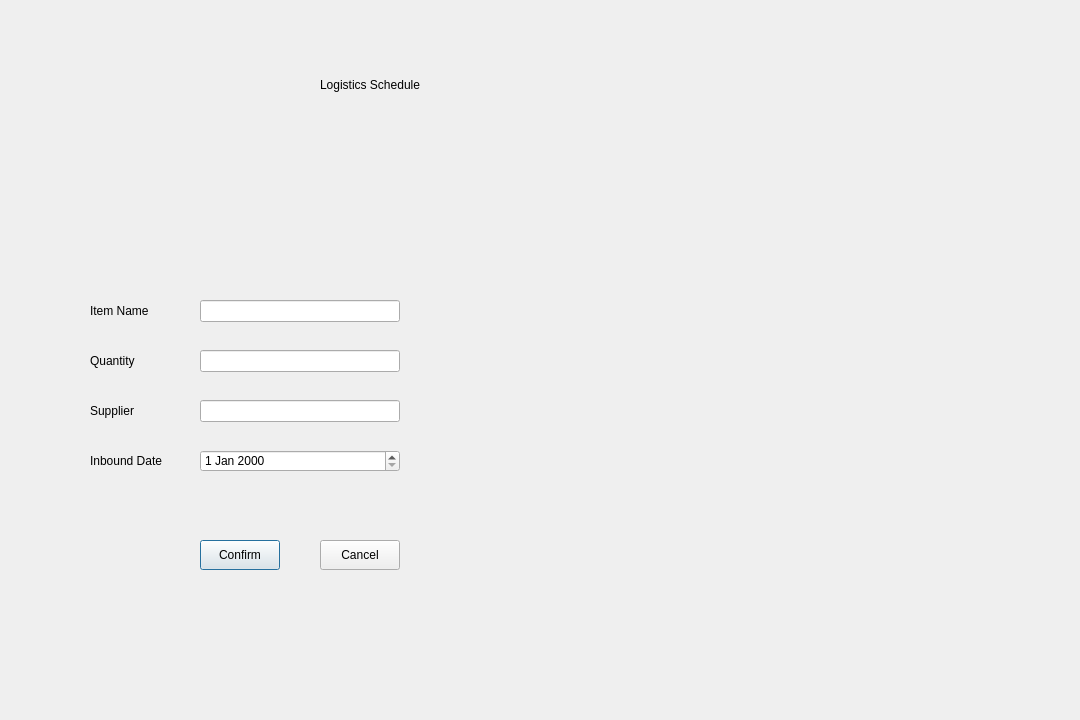
Old version of the form client/MainUI/src/views/logistics_schedule_dialog.ui in the repository Intel-Edge-9s/MES.
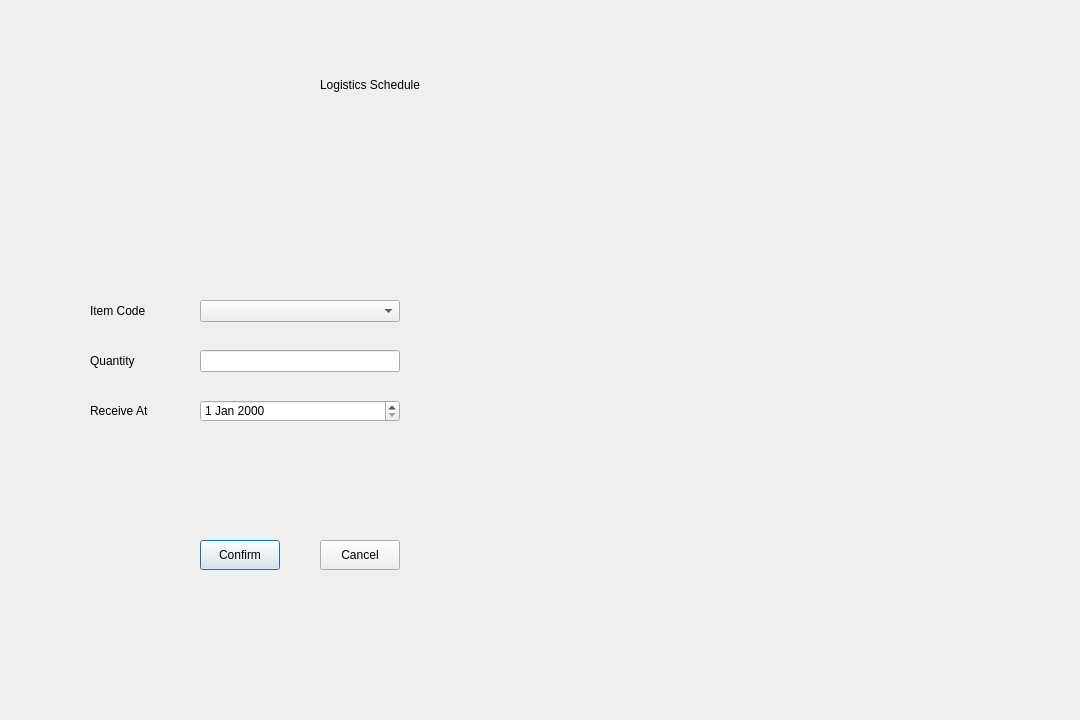
New version of the form.

```diff
--- a/client/MainUI/src/views/logistics_schedule_dialog.ui
+++ b/client/MainUI/src/views/logistics_schedule_dialog.ui
@@ -36,10 +36,10 @@
     </rect>
    </property>
    <property name="text">
-    <string>Item Name</string>
+    <string>Item Code</string>
    </property>
   </widget>
-  <widget class="QLineEdit" name="item_name_edit">
+  <widget class="QComboBox" name="item_code_combo">
    <property name="geometry">
     <rect>
      <x>200</x>
@@ -82,10 +82,10 @@
     </rect>
    </property>
    <property name="text">
-    <string>Supplier</string>
+    <string>Receive At</string>
    </property>
   </widget>
-  <widget class="QLineEdit" name="supplier_edit">
+  <widget class="QDateEdit" name="receive_at_edit">
    <property name="geometry">
     <rect>
      <x>200</x>
@@ -95,29 +95,6 @@
     </rect>
    </property>
   </widget>
-  <widget class="QLabel" name="inbound_date_label">
-   <property name="geometry">
-    <rect>
-     <x>90</x>
-     <y>450</y>
-     <width>80</width>
-     <height>22</height>
-    </rect>
-   </property>
-   <property name="text">
-    <string>Inbound Date</string>
-   </property>
-  </widget>
-  <widget class="QDateEdit" name="inbound_date_edit">
-   <property name="geometry">
-    <rect>
-     <x>200</x>
-     <y>450</y>
-     <width>200</width>
-     <height>22</height>
-    </rect>
-   </property>
-  </widget>
   <widget class="QPushButton" name="confirm_button">
    <property name="geometry">
     <rect>
```
Left out of the diff: 4 changed lines with no effect on the pictures.
